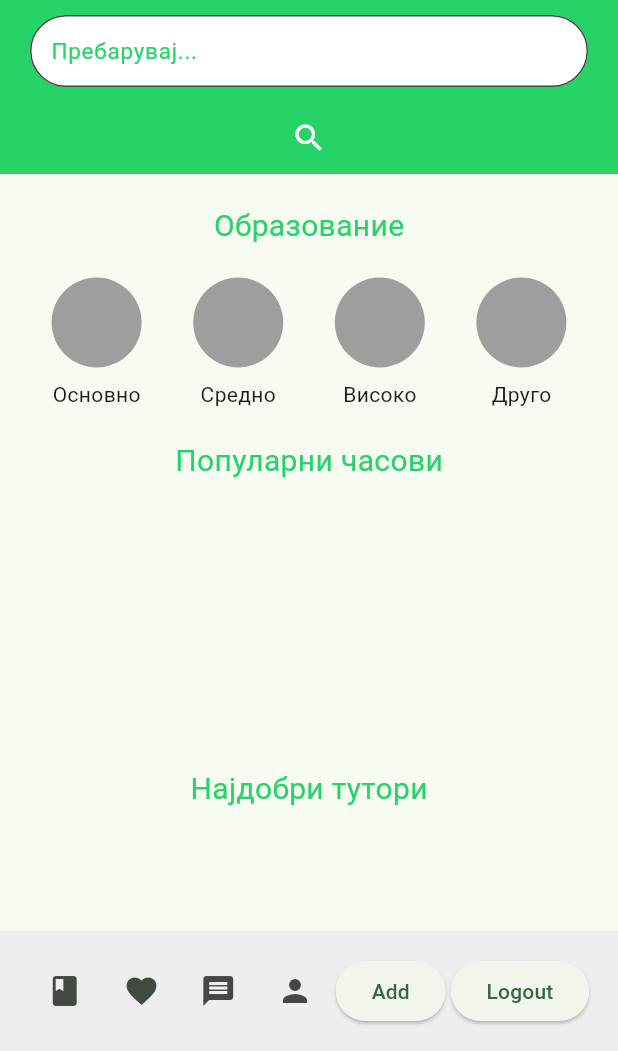
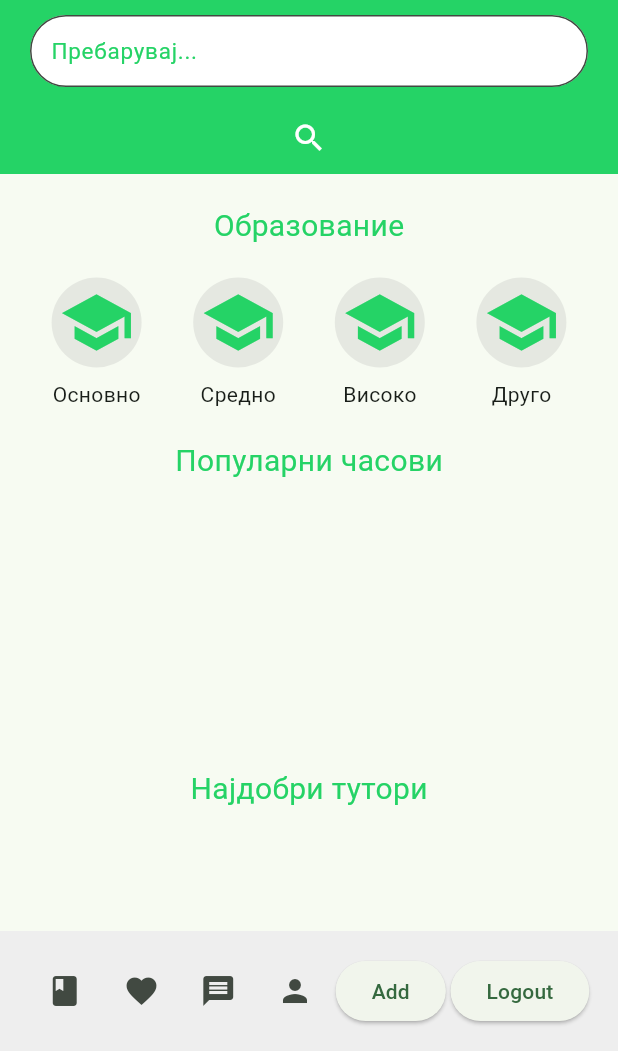
Before and after one commit to andrejtodorovski/EduConnect, a Flutter app: the HomeScreen screen opened by its route, on a phone screen of 412 x 824 dp, the part 185-1236 px from its top. Run offline on Flutter 3.47's test engine with Material 3 defaults, Android fonts, the phone set to English and light mode, and no system bars; our stand-ins replace cloud_firestore, firebase_auth, firebase_core; accounts and stored records are empty.

Commit message:
Style fixes

```diff
--- a/lib/screens/courses_screen.dart
+++ b/lib/screens/courses_screen.dart
@@ -31,7 +31,8 @@ class _CoursesScreenState extends State<CoursesScreen> {
       appBar: AppBar(
         title: const Text('Курсеви'),
       ),
-      body: StreamBuilder<List<Course>>(
+      body: SingleChildScrollView(
+        child: StreamBuilder<List<Course>>(
           stream: coursesStream,
           builder: (context, snapshot) {
             if (snapshot.connectionState == ConnectionState.waiting) {
@@ -60,6 +61,7 @@ class _CoursesScreenState extends State<CoursesScreen> {
             );
           },
         ),
+      ),
     );
   }
 }
--- a/lib/screens/home_screen.dart
+++ b/lib/screens/home_screen.dart
@@ -72,6 +72,7 @@ class _HomeScreenState extends State<HomeScreen> {
         icon: const Icon(Icons.search, color: Colors.white));
   }
 
+  // TODO() - use SingleChildScrollView
   @override
   Widget build(BuildContext context) {
     var isSignedIn = FirebaseAuth.instance.currentUser != null;
@@ -110,7 +111,7 @@ class _HomeScreenState extends State<HomeScreen> {
                                 levelOfEducation: "Основно",
                               )));
                 },
-                child: circleWithTextBelowWidget("Основно"),
+                child: circleWithTextBelowWidget("Основно", showPersonIcon: false),
               ),
               GestureDetector(
                 onTap: () {
@@ -121,7 +122,7 @@ class _HomeScreenState extends State<HomeScreen> {
                                 levelOfEducation: "Средно",
                               )));
                 },
-                child: circleWithTextBelowWidget("Средно"),
+                child: circleWithTextBelowWidget("Средно", showPersonIcon: false),
               ),
               GestureDetector(
                 onTap: () {
@@ -132,7 +133,7 @@ class _HomeScreenState extends State<HomeScreen> {
                                 levelOfEducation: "Високо",
                               )));
                 },
-                child: circleWithTextBelowWidget("Високо"),
+                child: circleWithTextBelowWidget("Високо", showPersonIcon: false),
               ),
               GestureDetector(
                 onTap: () {
@@ -143,7 +144,7 @@ class _HomeScreenState extends State<HomeScreen> {
                                 levelOfEducation: "Друго",
                               )));
                 },
-                child: circleWithTextBelowWidget("Друго"),
+                child: circleWithTextBelowWidget("Друго", showPersonIcon: false),
               )
             ],
           ),
@@ -194,7 +195,7 @@ class _HomeScreenState extends State<HomeScreen> {
                         .map((user) => GestureDetector(
                               onTap: () {},
                               child: circleWithTextBelowWidget(user.firstName,
-                                  shouldShowImage: true),
+                                  showPersonIcon: true),
                             ))
                         .toList(),
                   );
@@ -222,6 +223,7 @@ class _HomeScreenState extends State<HomeScreen> {
                               builder: (context) => const CoursesScreen()));
                     },
                     icon: const Icon(Icons.book)),
+                if(isSignedIn) ...[
                 IconButton(
                     onPressed: () {
                       Navigator.push(
@@ -230,7 +232,7 @@ class _HomeScreenState extends State<HomeScreen> {
                               builder: (context) =>
                                   const SavedCoursesScreen()));
                     },
-                    icon: const Icon(Icons.favorite)),
+                    icon: const Icon(Icons.favorite))],
                 IconButton(
                     onPressed: () {
                       Navigator.push(
--- a/lib/screens/messages_screen.dart
+++ b/lib/screens/messages_screen.dart
@@ -22,7 +22,8 @@ class _MessagesScreenState extends State<MessagesScreen> {
   Widget build(BuildContext context) {
     return Scaffold(
       appBar: AppBar(title: const Text('Messages')),
-      body: Row(
+      body: SingleChildScrollView(
+        child: Row(
           children: [
             Expanded(
               child: StreamBuilder<List<Chat>>(
@@ -100,6 +101,7 @@ class _MessagesScreenState extends State<MessagesScreen> {
             ),
           ],
         ),
+      ),
     );
   }
 }
--- a/lib/screens/my_profile_screen.dart
+++ b/lib/screens/my_profile_screen.dart
@@ -50,7 +50,8 @@ class _MyProfileScreenState extends State<MyProfileScreen>
       appBar: AppBar(
         title: const Text('Мој профил'),
       ),
-      body: FutureBuilder<MyUser>(
+      body: SingleChildScrollView(
+        child: FutureBuilder<MyUser>(
           future: getUserData(), // the Future function
           builder: (context, snapshot) {
             if (snapshot.connectionState == ConnectionState.waiting) {
@@ -103,6 +104,7 @@ class _MyProfileScreenState extends State<MyProfileScreen>
               return const Center(child: Text('No data found'));
             }
           },
+        ),
       ),
     );
   }
--- a/lib/widgets/circle_with_text_below.dart
+++ b/lib/widgets/circle_with_text_below.dart
@@ -1,20 +1,21 @@
 import 'package:educonnect/helpers/colors.dart';
 import 'package:flutter/material.dart';
 
-Widget circleWithTextBelowWidget(String text, {bool shouldShowImage = false}) {
+Widget circleWithTextBelowWidget(String text, {bool showPersonIcon = true}) {
+  IconData iconData = showPersonIcon ? Icons.person : Icons.school;
+
   return Column(
     mainAxisSize: MainAxisSize.min,
     children: [
       CircleAvatar(
-          radius: 30.0,
-          backgroundColor: Colors.grey,
-          child: (shouldShowImage)
-              ? const Icon(
-                  Icons.person,
-                  color: green,
-                  size: 50.0,
-                )
-              : null),
+        radius: 30.0,
+        backgroundColor: Colors.grey.withOpacity(0.2),
+        child: Icon(
+          iconData,
+          color: green,
+          size: 50.0,
+        ),
+      ),
       const SizedBox(height: 8),
       Text(text),
     ],
--- a/lib/widgets/course_info.dart
+++ b/lib/widgets/course_info.dart
@@ -101,8 +101,8 @@ class _CourseInfoWidgetState extends State<CourseInfoWidget> {
                   // TODO: Insert what happens when you press the contact button
                 },
                 style: ElevatedButton.styleFrom(
-                  primary: Colors.green, // Set the button background color
-                  onPrimary: Colors.white, // Set the button text color
+                  backgroundColor: Colors.green, // Set the button background color
+                  foregroundColor: Colors.white, // Set the button text color
                 ),
                 child: const Text('Контактирај го туторот'),
               ),
```
Also changed, not shown: lib/screens/welcome_screen.dart (+5 -2 lines), lib/helpers/firebase_options.dart (added), pubspec.lock. Lines whose indentation alone changed are shown as unchanged.
